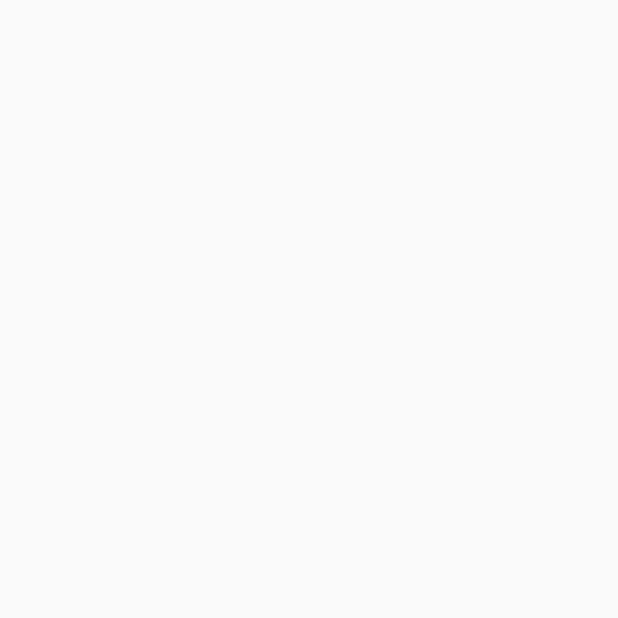
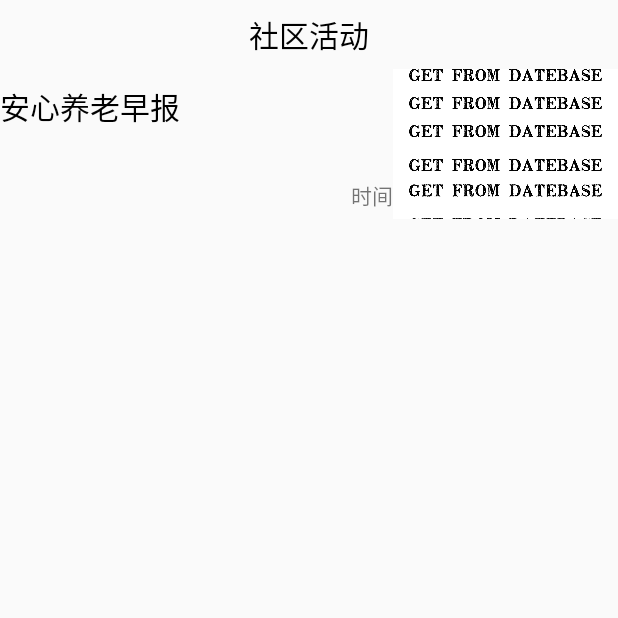
Before and after one commit to Baihappyday/lnb, an Android app: the CommunityActivityActivity screen opened directly, with no data from a screen before it, on a phone screen of 412 x 824 dp, the top half of it. Before the commit the part shown is empty. Run offline under Robolectric (Android 15) with nearby library versions, the phone set to English and light mode, and no system bars.

Commit message:
Merge branch 'main' of https://github.com/Baihappyday/lnb 使用fragment修改了用户主界面与个人中心的实现方式 # Conflicts: #	app/src/main/AndroidManifest.xml

```diff
--- a/app/src/main/AndroidManifest.xml
+++ b/app/src/main/AndroidManifest.xml
@@ -14,7 +14,8 @@
         android:roundIcon="@mipmap/ic_launcher_round"
         android:supportsRtl="true"
         android:theme="@style/AppTheme.NoActionBar">
-        <activity android:name=".user.CommunityActivityActivity"></activity>
+        <activity android:name=".user.InfoResourceActivity"></activity>
+        <activity android:name=".user.CommunityActivityActivity" />
 
         <provider
             android:name="androidx.core.content.FileProvider"
--- a/app/src/main/java/com/example/login/user/CommunityActivityActivity.java
+++ b/app/src/main/java/com/example/login/user/CommunityActivityActivity.java
@@ -7,10 +7,13 @@ import android.os.Bundle;
 import com.example.login.R;
 
 public class CommunityActivityActivity extends AppCompatActivity {
+    CommunityActivityFragment ca = new CommunityActivityFragment();
 
     @Override
     protected void onCreate(Bundle savedInstanceState) {
         super.onCreate(savedInstanceState);
         setContentView(R.layout.activity_community_activity);
+
+        getSupportFragmentManager().beginTransaction().replace(R.id.fragment2, ca).commit();
     }
 }
--- /dev/null
+++ b/app/src/main/java/com/example/login/user/CommunityActivityFragment.java
@@ -0,0 +1,42 @@
+package com.example.login.user;
+
+import android.content.Context;
+import android.content.Intent;
+import android.os.Bundle;
+
+import androidx.fragment.app.Fragment;
+
+import android.view.LayoutInflater;
+import android.view.View;
+import android.view.ViewGroup;
+import android.widget.Button;
+import android.widget.RelativeLayout;
+
+import com.example.login.R;
+
+
+public class CommunityActivityFragment extends Fragment implements View.OnClickListener {
+    protected Context mContext;
+    protected View v;
+
+    @Override
+    public View onCreateView(LayoutInflater inflater, ViewGroup container,
+                             Bundle savedInstanceState) {
+        // Inflate the layout for this fragment
+        v = inflater.inflate(R.layout.fragment_community_activity, container, false);
+        mContext = getActivity();
+        Button btn5 = (Button)v.findViewById(R.id.button5);
+        btn5.setOnClickListener(this);
+
+        return v;
+    }
+
+    @Override
+    public void onClick(View view) {
+        if (view.getId() == R.id.button5){
+            Intent intent=new Intent(mContext,InfoResourceActivity.class);
+            startActivity(intent);
+
+        }
+    }
+}
--- a/app/src/main/java/com/example/login/user/TitlePage.java
+++ b/app/src/main/java/com/example/login/user/TitlePage.java
@@ -25,6 +25,8 @@ public class TitlePage extends Fragment implements View.OnClickListener {
         mContext = getActivity();
         Button btn1 = v.findViewById(R.id.button1);
         btn1.setOnClickListener(this);
+        Button btn3 = v.findViewById(R.id.button3);
+        btn3.setOnClickListener(this);
 
         return v;
     }
@@ -39,6 +41,8 @@ public class TitlePage extends Fragment implements View.OnClickListener {
 
         }
         if (view.getId() == R.id.button3){
+            Intent intent=new Intent(mContext,CommunityActivityActivity.class);
+            startActivity(intent);
 
         }
     }
--- a/app/src/main/res/layout/activity_community_activity.xml
+++ b/app/src/main/res/layout/activity_community_activity.xml
@@ -6,4 +6,39 @@
     android:layout_height="match_parent"
     tools:context=".user.CommunityActivityActivity">
 
+    <LinearLayout
+        android:layout_width="match_parent"
+        android:layout_height="match_parent"
+        android:orientation="vertical">
+
+        <TextView
+            android:id="@+id/textView2"
+            android:layout_width="match_parent"
+            android:layout_height="wrap_content"
+            android:layout_margin="8dp"
+            android:gravity="center"
+            android:text="社区活动"
+            android:textColor="@color/black"
+            android:textSize="20sp" />
+
+        <androidx.core.widget.NestedScrollView
+            android:layout_width="match_parent"
+            android:layout_height="match_parent"
+            android:fillViewport="true">
+
+            <LinearLayout
+                android:layout_width="match_parent"
+                android:layout_height="wrap_content"
+                android:orientation="vertical" >
+
+                <fragment
+                    android:id="@+id/fragment2"
+                    android:name="com.example.login.user.BlankFragment"
+                    android:layout_width="match_parent"
+                    android:layout_height="100dp"
+                    app:layout_constraintStart_toStartOf="parent"
+                    app:layout_constraintTop_toTopOf="parent" />
+            </LinearLayout>
+        </androidx.core.widget.NestedScrollView>
+    </LinearLayout>
 </androidx.constraintlayout.widget.ConstraintLayout>
--- /dev/null
+++ b/app/src/main/res/layout/fragment_community_activity.xml
@@ -0,0 +1,55 @@
+<?xml version="1.0" encoding="utf-8"?>
+<RelativeLayout xmlns:android="http://schemas.android.com/apk/res/android"
+    android:layout_width="match_parent"
+    android:layout_height="100dp"
+    android:id="@+id/info_resource"
+    xmlns:app="http://schemas.android.com/apk/res-auto"
+    xmlns:tools="http://schemas.android.com/tools"
+    tools:layout_editor_absoluteY="0dp"
+    tools:context=".user.CommunityActivityActivity">
+
+
+    <Button
+        android:id="@+id/button5"
+        android:layout_width="match_parent"
+        android:layout_height="match_parent"
+        android:background="#00000000"/>
+
+    <TextView
+        android:id="@+id/title_activity"
+        android:layout_width="wrap_content"
+        android:layout_height="wrap_content"
+        android:layout_alignParentLeft="true"
+        android:layout_alignParentStart="true"
+        android:layout_alignParentTop="true"
+        android:layout_marginTop="10dp"
+        android:textColor="@color/black"
+        android:textSize="20sp"
+        android:text="安心养老早报" />
+
+    <TextView
+        android:id="@+id/time"
+        android:layout_width="wrap_content"
+        android:layout_height="wrap_content"
+        android:layout_alignParentBottom="true"
+        android:layout_marginBottom="5dp"
+        android:layout_toStartOf="@+id/fl"
+        android:layout_toLeftOf="@+id/fl"
+        android:text="时间" />
+
+    <FrameLayout
+        android:id="@+id/fl"
+        android:layout_width="150dp"
+        android:layout_height="match_parent"
+        android:layout_alignParentEnd="true"
+        android:layout_alignParentRight="true">
+
+        <ImageView
+            android:id="@+id/imageView4"
+            android:layout_width="wrap_content"
+            android:layout_height="wrap_content"
+            android:scaleType="centerCrop"
+            app:srcCompat="@drawable/get_from_db" />
+    </FrameLayout>
+
+</RelativeLayout>
--- a/app/src/main/res/values/strings.xml
+++ b/app/src/main/res/values/strings.xml
@@ -25,4 +25,6 @@
     <string name="county">县</string>
     <string name="birthday">出生日期</string>
     <string name="taskrelease">任务发布</string>
+    <!-- TODO: Remove or change this placeholder text -->
+    <string name="hello_blank_fragment">Hello blank fragment</string>
 </resources>
```
Also changed, not shown: app/src/main/java/com/example/login/user/InfoResourceActivity.java (added, +16 -0 lines), app/src/main/res/layout/activity_info_resource.xml (added, +9 -0 lines), app/src/main/res/layout/fragment_title_page.xml (+21 -13 lines).
